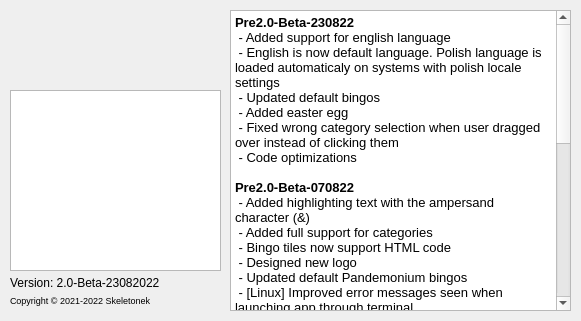
Above: Project/mainwindow.ui from Skeletonek/Bingomonium before the change. Below: the same form after it.
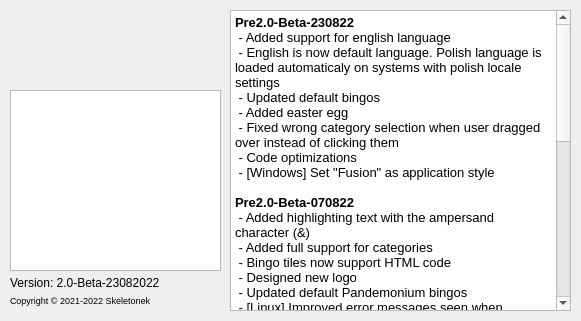
That is the form after the change. Icons and pictures are not drawn.

Commit message: Set Fusion as QTStyle for Windows

Patch:
```diff
--- a/Project/mainwindow.ui
+++ b/Project/mainwindow.ui
@@ -105,45 +105,47 @@
     </property>
     <property name="html">
      <string>&lt;!DOCTYPE HTML PUBLIC &quot;-//W3C//DTD HTML 4.0//EN&quot; &quot;http://www.w3.org/TR/REC-html40/strict.dtd&quot;&gt;
-&lt;html&gt;&lt;head&gt;&lt;meta name=&quot;qrichtext&quot; content=&quot;1&quot; /&gt;&lt;style type=&quot;text/css&quot;&gt;
+&lt;html&gt;&lt;head&gt;&lt;meta name=&quot;qrichtext&quot; content=&quot;1&quot; /&gt;&lt;meta charset=&quot;utf-8&quot; /&gt;&lt;style type=&quot;text/css&quot;&gt;
 p, li { white-space: pre-wrap; }
-&lt;/style&gt;&lt;/head&gt;&lt;body style=&quot; font-family:'Noto Sans'; font-size:10pt; font-weight:400; font-style:normal;&quot;&gt;
-&lt;p style=&quot; margin-top:0px; margin-bottom:0px; margin-left:0px; margin-right:0px; -qt-block-indent:0; text-indent:0px;&quot;&gt;&lt;span style=&quot; font-weight:600;&quot;&gt;Pre2.0-Beta-230822&lt;/span&gt;&lt;/p&gt;
-&lt;p style=&quot; margin-top:0px; margin-bottom:0px; margin-left:0px; margin-right:0px; -qt-block-indent:0; text-indent:0px;&quot;&gt; - Added support for english language&lt;/p&gt;
-&lt;p style=&quot; margin-top:0px; margin-bottom:0px; margin-left:0px; margin-right:0px; -qt-block-indent:0; text-indent:0px;&quot;&gt; - English is now default language. Polish language is loaded automaticaly on systems with polish locale settings&lt;/p&gt;
-&lt;p style=&quot; margin-top:0px; margin-bottom:0px; margin-left:0px; margin-right:0px; -qt-block-indent:0; text-indent:0px;&quot;&gt; - Updated default bingos&lt;/p&gt;
-&lt;p style=&quot; margin-top:0px; margin-bottom:0px; margin-left:0px; margin-right:0px; -qt-block-indent:0; text-indent:0px;&quot;&gt; - Added easter egg&lt;/p&gt;
-&lt;p style=&quot; margin-top:0px; margin-bottom:0px; margin-left:0px; margin-right:0px; -qt-block-indent:0; text-indent:0px;&quot;&gt; - Fixed wrong category selection when user dragged over instead of clicking them&lt;/p&gt;
-&lt;p style=&quot; margin-top:0px; margin-bottom:0px; margin-left:0px; margin-right:0px; -qt-block-indent:0; text-indent:0px;&quot;&gt; - Code optimizations&lt;/p&gt;
-&lt;p style=&quot;-qt-paragraph-type:empty; margin-top:0px; margin-bottom:0px; margin-left:0px; margin-right:0px; -qt-block-indent:0; text-indent:0px; font-weight:600;&quot;&gt;&lt;br /&gt;&lt;/p&gt;
-&lt;p style=&quot; margin-top:0px; margin-bottom:0px; margin-left:0px; margin-right:0px; -qt-block-indent:0; text-indent:0px;&quot;&gt;&lt;span style=&quot; font-weight:600;&quot;&gt;Pre2.0-Beta-070822&lt;/span&gt;&lt;/p&gt;
-&lt;p style=&quot; margin-top:0px; margin-bottom:0px; margin-left:0px; margin-right:0px; -qt-block-indent:0; text-indent:0px;&quot;&gt; - Added highlighting text with the ampersand character (&amp;amp;)&lt;/p&gt;
-&lt;p style=&quot; margin-top:0px; margin-bottom:0px; margin-left:0px; margin-right:0px; -qt-block-indent:0; text-indent:0px;&quot;&gt; - Added full support for categories&lt;/p&gt;
-&lt;p style=&quot; margin-top:0px; margin-bottom:0px; margin-left:0px; margin-right:0px; -qt-block-indent:0; text-indent:0px;&quot;&gt; - Bingo tiles now support HTML code&lt;/p&gt;
-&lt;p style=&quot; margin-top:0px; margin-bottom:0px; margin-left:0px; margin-right:0px; -qt-block-indent:0; text-indent:0px;&quot;&gt; - Designed new logo&lt;/p&gt;
-&lt;p style=&quot; margin-top:0px; margin-bottom:0px; margin-left:0px; margin-right:0px; -qt-block-indent:0; text-indent:0px;&quot;&gt; - Updated default Pandemonium bingos&lt;/p&gt;
-&lt;p style=&quot; margin-top:0px; margin-bottom:0px; margin-left:0px; margin-right:0px; -qt-block-indent:0; text-indent:0px;&quot;&gt; - [Linux] Improved error messages seen when launching app through terminal&lt;/p&gt;
-&lt;p style=&quot;-qt-paragraph-type:empty; margin-top:0px; margin-bottom:0px; margin-left:0px; margin-right:0px; -qt-block-indent:0; text-indent:0px; font-weight:600;&quot;&gt;&lt;br /&gt;&lt;/p&gt;
-&lt;p style=&quot; margin-top:0px; margin-bottom:0px; margin-left:0px; margin-right:0px; -qt-block-indent:0; text-indent:0px;&quot;&gt;&lt;span style=&quot; font-weight:600;&quot;&gt;Pre2.0-Alpha-160722&lt;/span&gt;&lt;/p&gt;
-&lt;p style=&quot; margin-top:0px; margin-bottom:0px; margin-left:0px; margin-right:0px; -qt-block-indent:0; text-indent:0px;&quot;&gt;- Application now shows friendly bingo file list instead of paths&lt;/p&gt;
-&lt;p style=&quot; margin-top:0px; margin-bottom:0px; margin-left:0px; margin-right:0px; -qt-block-indent:0; text-indent:0px;&quot;&gt;- Added sound effect after new bingo&lt;/p&gt;
-&lt;p style=&quot; margin-top:0px; margin-bottom:0px; margin-left:0px; margin-right:0px; -qt-block-indent:0; text-indent:0px;&quot;&gt;- Added auto bingo check&lt;/p&gt;
-&lt;p style=&quot; margin-top:0px; margin-bottom:0px; margin-left:0px; margin-right:0px; -qt-block-indent:0; text-indent:0px;&quot;&gt;- Added button to generate new bingo&lt;/p&gt;
-&lt;p style=&quot; margin-top:0px; margin-bottom:0px; margin-left:0px; margin-right:0px; -qt-block-indent:0; text-indent:0px;&quot;&gt;- All known categories are now displayed (They cannot be selected for now)&lt;/p&gt;
-&lt;p style=&quot; margin-top:0px; margin-bottom:0px; margin-left:0px; margin-right:0px; -qt-block-indent:0; text-indent:0px;&quot;&gt;- [Windows] Fixed wrong button colors&lt;/p&gt;
-&lt;p style=&quot; margin-top:0px; margin-bottom:0px; margin-left:0px; margin-right:0px; -qt-block-indent:0; text-indent:0px;&quot;&gt;- [Windows] Fixed exception when trying to open a bingo with non-standard characters in filename&lt;/p&gt;
-&lt;p style=&quot;-qt-paragraph-type:empty; margin-top:0px; margin-bottom:0px; margin-left:0px; margin-right:0px; -qt-block-indent:0; text-indent:0px; font-weight:600;&quot;&gt;&lt;br /&gt;&lt;/p&gt;
-&lt;p style=&quot; margin-top:0px; margin-bottom:0px; margin-left:0px; margin-right:0px; -qt-block-indent:0; text-indent:0px;&quot;&gt;&lt;span style=&quot; font-weight:600;&quot;&gt;Pre2.0-Alpha-080722&lt;/span&gt;&lt;/p&gt;
-&lt;p style=&quot; margin-top:0px; margin-bottom:0px; margin-left:0px; margin-right:0px; -qt-block-indent:0; text-indent:0px;&quot;&gt;- Fixed wrong reading other bingo files than form built-in CSGO&lt;/p&gt;
-&lt;p style=&quot; margin-top:0px; margin-bottom:0px; margin-left:0px; margin-right:0px; -qt-block-indent:0; text-indent:0px;&quot;&gt;- Fixed predictive RNG behaviour&lt;/p&gt;
-&lt;p style=&quot; margin-top:0px; margin-bottom:0px; margin-left:0px; margin-right:0px; -qt-block-indent:0; text-indent:0px;&quot;&gt;- Increased size of labels on QPushButtons&lt;/p&gt;
-&lt;p style=&quot; margin-top:0px; margin-bottom:0px; margin-left:0px; margin-right:0px; -qt-block-indent:0; text-indent:0px;&quot;&gt;- Added Rocket League Pandemonium Bingo&lt;/p&gt;
-&lt;p style=&quot;-qt-paragraph-type:empty; margin-top:0px; margin-bottom:0px; margin-left:0px; margin-right:0px; -qt-block-indent:0; text-indent:0px;&quot;&gt;&lt;br /&gt;&lt;/p&gt;
-&lt;p style=&quot; margin-top:0px; margin-bottom:0px; margin-left:0px; margin-right:0px; -qt-block-indent:0; text-indent:0px;&quot;&gt;&lt;span style=&quot; font-weight:600;&quot;&gt;Pre2.0-Alpha-060722&lt;/span&gt;&lt;/p&gt;
-&lt;p style=&quot; margin-top:0px; margin-bottom:0px; margin-left:0px; margin-right:0px; -qt-block-indent:0; text-indent:0px;&quot;&gt; - First version of Bingomonium&lt;/p&gt;
-&lt;p style=&quot; margin-top:0px; margin-bottom:0px; margin-left:0px; margin-right:0px; -qt-block-indent:0; text-indent:0px;&quot;&gt; - It's a rework of previous PandemoniumBingo app&lt;/p&gt;
-&lt;p style=&quot; margin-top:0px; margin-bottom:0px; margin-left:0px; margin-right:0px; -qt-block-indent:0; text-indent:0px;&quot;&gt; - It was rewrtten to Qt (C++) from WPF (C#)&lt;/p&gt;
-&lt;p style=&quot; margin-top:0px; margin-bottom:0px; margin-left:0px; margin-right:0px; -qt-block-indent:0; text-indent:0px;&quot;&gt; - Added CS:GO Pandemonium Bingo&lt;/p&gt;&lt;/body&gt;&lt;/html&gt;</string>
+hr { height: 1px; border-width: 0; }
+&lt;/style&gt;&lt;/head&gt;&lt;body style=&quot; font-family:'Segoe UI'; font-size:9pt; font-weight:400; font-style:normal;&quot;&gt;
+&lt;p style=&quot; margin-top:0px; margin-bottom:0px; margin-left:0px; margin-right:0px; -qt-block-indent:0; text-indent:0px;&quot;&gt;&lt;span style=&quot; font-family:'Noto Sans'; font-size:10pt; font-weight:600;&quot;&gt;Pre2.0-Beta-230822&lt;/span&gt;&lt;/p&gt;
+&lt;p style=&quot; margin-top:0px; margin-bottom:0px; margin-left:0px; margin-right:0px; -qt-block-indent:0; text-indent:0px;&quot;&gt;&lt;span style=&quot; font-family:'Noto Sans'; font-size:10pt;&quot;&gt; - Added support for english language&lt;/span&gt;&lt;/p&gt;
+&lt;p style=&quot; margin-top:0px; margin-bottom:0px; margin-left:0px; margin-right:0px; -qt-block-indent:0; text-indent:0px;&quot;&gt;&lt;span style=&quot; font-family:'Noto Sans'; font-size:10pt;&quot;&gt; - English is now default language. Polish language is loaded automaticaly on systems with polish locale settings&lt;/span&gt;&lt;/p&gt;
+&lt;p style=&quot; margin-top:0px; margin-bottom:0px; margin-left:0px; margin-right:0px; -qt-block-indent:0; text-indent:0px;&quot;&gt;&lt;span style=&quot; font-family:'Noto Sans'; font-size:10pt;&quot;&gt; - Updated default bingos&lt;/span&gt;&lt;/p&gt;
+&lt;p style=&quot; margin-top:0px; margin-bottom:0px; margin-left:0px; margin-right:0px; -qt-block-indent:0; text-indent:0px;&quot;&gt;&lt;span style=&quot; font-family:'Noto Sans'; font-size:10pt;&quot;&gt; - Added easter egg&lt;/span&gt;&lt;/p&gt;
+&lt;p style=&quot; margin-top:0px; margin-bottom:0px; margin-left:0px; margin-right:0px; -qt-block-indent:0; text-indent:0px;&quot;&gt;&lt;span style=&quot; font-family:'Noto Sans'; font-size:10pt;&quot;&gt; - Fixed wrong category selection when user dragged over instead of clicking them&lt;/span&gt;&lt;/p&gt;
+&lt;p style=&quot; margin-top:0px; margin-bottom:0px; margin-left:0px; margin-right:0px; -qt-block-indent:0; text-indent:0px;&quot;&gt;&lt;span style=&quot; font-family:'Noto Sans'; font-size:10pt;&quot;&gt; - Code optimizations&lt;/span&gt;&lt;/p&gt;
+&lt;p style=&quot; margin-top:0px; margin-bottom:0px; margin-left:0px; margin-right:0px; -qt-block-indent:0; text-indent:0px;&quot;&gt;&lt;span style=&quot; font-family:'Noto Sans'; font-size:10pt;&quot;&gt; - [Windows] Set &amp;quot;Fusion&amp;quot; as application style&lt;/span&gt;&lt;/p&gt;
+&lt;p style=&quot;-qt-paragraph-type:empty; margin-top:0px; margin-bottom:0px; margin-left:0px; margin-right:0px; -qt-block-indent:0; text-indent:0px; font-family:'Noto Sans'; font-size:10pt; font-weight:600;&quot;&gt;&lt;br /&gt;&lt;/p&gt;
+&lt;p style=&quot; margin-top:0px; margin-bottom:0px; margin-left:0px; margin-right:0px; -qt-block-indent:0; text-indent:0px;&quot;&gt;&lt;span style=&quot; font-family:'Noto Sans'; font-size:10pt; font-weight:600;&quot;&gt;Pre2.0-Beta-070822&lt;/span&gt;&lt;/p&gt;
+&lt;p style=&quot; margin-top:0px; margin-bottom:0px; margin-left:0px; margin-right:0px; -qt-block-indent:0; text-indent:0px;&quot;&gt;&lt;span style=&quot; font-family:'Noto Sans'; font-size:10pt;&quot;&gt; - Added highlighting text with the ampersand character (&amp;amp;)&lt;/span&gt;&lt;/p&gt;
+&lt;p style=&quot; margin-top:0px; margin-bottom:0px; margin-left:0px; margin-right:0px; -qt-block-indent:0; text-indent:0px;&quot;&gt;&lt;span style=&quot; font-family:'Noto Sans'; font-size:10pt;&quot;&gt; - Added full support for categories&lt;/span&gt;&lt;/p&gt;
+&lt;p style=&quot; margin-top:0px; margin-bottom:0px; margin-left:0px; margin-right:0px; -qt-block-indent:0; text-indent:0px;&quot;&gt;&lt;span style=&quot; font-family:'Noto Sans'; font-size:10pt;&quot;&gt; - Bingo tiles now support HTML code&lt;/span&gt;&lt;/p&gt;
+&lt;p style=&quot; margin-top:0px; margin-bottom:0px; margin-left:0px; margin-right:0px; -qt-block-indent:0; text-indent:0px;&quot;&gt;&lt;span style=&quot; font-family:'Noto Sans'; font-size:10pt;&quot;&gt; - Designed new logo&lt;/span&gt;&lt;/p&gt;
+&lt;p style=&quot; margin-top:0px; margin-bottom:0px; margin-left:0px; margin-right:0px; -qt-block-indent:0; text-indent:0px;&quot;&gt;&lt;span style=&quot; font-family:'Noto Sans'; font-size:10pt;&quot;&gt; - Updated default Pandemonium bingos&lt;/span&gt;&lt;/p&gt;
+&lt;p style=&quot; margin-top:0px; margin-bottom:0px; margin-left:0px; margin-right:0px; -qt-block-indent:0; text-indent:0px;&quot;&gt;&lt;span style=&quot; font-family:'Noto Sans'; font-size:10pt;&quot;&gt; - [Linux] Improved error messages seen when launching app through terminal&lt;/span&gt;&lt;/p&gt;
+&lt;p style=&quot;-qt-paragraph-type:empty; margin-top:0px; margin-bottom:0px; margin-left:0px; margin-right:0px; -qt-block-indent:0; text-indent:0px; font-family:'Noto Sans'; font-size:10pt; font-weight:600;&quot;&gt;&lt;br /&gt;&lt;/p&gt;
+&lt;p style=&quot; margin-top:0px; margin-bottom:0px; margin-left:0px; margin-right:0px; -qt-block-indent:0; text-indent:0px;&quot;&gt;&lt;span style=&quot; font-family:'Noto Sans'; font-size:10pt; font-weight:600;&quot;&gt;Pre2.0-Alpha-160722&lt;/span&gt;&lt;/p&gt;
+&lt;p style=&quot; margin-top:0px; margin-bottom:0px; margin-left:0px; margin-right:0px; -qt-block-indent:0; text-indent:0px;&quot;&gt;&lt;span style=&quot; font-family:'Noto Sans'; font-size:10pt;&quot;&gt;- Application now shows friendly bingo file list instead of paths&lt;/span&gt;&lt;/p&gt;
+&lt;p style=&quot; margin-top:0px; margin-bottom:0px; margin-left:0px; margin-right:0px; -qt-block-indent:0; text-indent:0px;&quot;&gt;&lt;span style=&quot; font-family:'Noto Sans'; font-size:10pt;&quot;&gt;- Added sound effect after new bingo&lt;/span&gt;&lt;/p&gt;
+&lt;p style=&quot; margin-top:0px; margin-bottom:0px; margin-left:0px; margin-right:0px; -qt-block-indent:0; text-indent:0px;&quot;&gt;&lt;span style=&quot; font-family:'Noto Sans'; font-size:10pt;&quot;&gt;- Added auto bingo check&lt;/span&gt;&lt;/p&gt;
+&lt;p style=&quot; margin-top:0px; margin-bottom:0px; margin-left:0px; margin-right:0px; -qt-block-indent:0; text-indent:0px;&quot;&gt;&lt;span style=&quot; font-family:'Noto Sans'; font-size:10pt;&quot;&gt;- Added button to generate new bingo&lt;/span&gt;&lt;/p&gt;
+&lt;p style=&quot; margin-top:0px; margin-bottom:0px; margin-left:0px; margin-right:0px; -qt-block-indent:0; text-indent:0px;&quot;&gt;&lt;span style=&quot; font-family:'Noto Sans'; font-size:10pt;&quot;&gt;- All known categories are now displayed (They cannot be selected for now)&lt;/span&gt;&lt;/p&gt;
+&lt;p style=&quot; margin-top:0px; margin-bottom:0px; margin-left:0px; margin-right:0px; -qt-block-indent:0; text-indent:0px;&quot;&gt;&lt;span style=&quot; font-family:'Noto Sans'; font-size:10pt;&quot;&gt;- [Windows] Fixed wrong button colors&lt;/span&gt;&lt;/p&gt;
+&lt;p style=&quot; margin-top:0px; margin-bottom:0px; margin-left:0px; margin-right:0px; -qt-block-indent:0; text-indent:0px;&quot;&gt;&lt;span style=&quot; font-family:'Noto Sans'; font-size:10pt;&quot;&gt;- [Windows] Fixed exception when trying to open a bingo with non-standard characters in filename&lt;/span&gt;&lt;/p&gt;
+&lt;p style=&quot;-qt-paragraph-type:empty; margin-top:0px; margin-bottom:0px; margin-left:0px; margin-right:0px; -qt-block-indent:0; text-indent:0px; font-family:'Noto Sans'; font-size:10pt; font-weight:600;&quot;&gt;&lt;br /&gt;&lt;/p&gt;
+&lt;p style=&quot; margin-top:0px; margin-bottom:0px; margin-left:0px; margin-right:0px; -qt-block-indent:0; text-indent:0px;&quot;&gt;&lt;span style=&quot; font-family:'Noto Sans'; font-size:10pt; font-weight:600;&quot;&gt;Pre2.0-Alpha-080722&lt;/span&gt;&lt;/p&gt;
+&lt;p style=&quot; margin-top:0px; margin-bottom:0px; margin-left:0px; margin-right:0px; -qt-block-indent:0; text-indent:0px;&quot;&gt;&lt;span style=&quot; font-family:'Noto Sans'; font-size:10pt;&quot;&gt;- Fixed wrong reading other bingo files than form built-in CSGO&lt;/span&gt;&lt;/p&gt;
+&lt;p style=&quot; margin-top:0px; margin-bottom:0px; margin-left:0px; margin-right:0px; -qt-block-indent:0; text-indent:0px;&quot;&gt;&lt;span style=&quot; font-family:'Noto Sans'; font-size:10pt;&quot;&gt;- Fixed predictive RNG behaviour&lt;/span&gt;&lt;/p&gt;
+&lt;p style=&quot; margin-top:0px; margin-bottom:0px; margin-left:0px; margin-right:0px; -qt-block-indent:0; text-indent:0px;&quot;&gt;&lt;span style=&quot; font-family:'Noto Sans'; font-size:10pt;&quot;&gt;- Increased size of labels on QPushButtons&lt;/span&gt;&lt;/p&gt;
+&lt;p style=&quot; margin-top:0px; margin-bottom:0px; margin-left:0px; margin-right:0px; -qt-block-indent:0; text-indent:0px;&quot;&gt;&lt;span style=&quot; font-family:'Noto Sans'; font-size:10pt;&quot;&gt;- Added Rocket League Pandemonium Bingo&lt;/span&gt;&lt;/p&gt;
+&lt;p style=&quot;-qt-paragraph-type:empty; margin-top:0px; margin-bottom:0px; margin-left:0px; margin-right:0px; -qt-block-indent:0; text-indent:0px; font-family:'Noto Sans'; font-size:10pt;&quot;&gt;&lt;br /&gt;&lt;/p&gt;
+&lt;p style=&quot; margin-top:0px; margin-bottom:0px; margin-left:0px; margin-right:0px; -qt-block-indent:0; text-indent:0px;&quot;&gt;&lt;span style=&quot; font-family:'Noto Sans'; font-size:10pt; font-weight:600;&quot;&gt;Pre2.0-Alpha-060722&lt;/span&gt;&lt;/p&gt;
+&lt;p style=&quot; margin-top:0px; margin-bottom:0px; margin-left:0px; margin-right:0px; -qt-block-indent:0; text-indent:0px;&quot;&gt;&lt;span style=&quot; font-family:'Noto Sans'; font-size:10pt;&quot;&gt; - First version of Bingomonium&lt;/span&gt;&lt;/p&gt;
+&lt;p style=&quot; margin-top:0px; margin-bottom:0px; margin-left:0px; margin-right:0px; -qt-block-indent:0; text-indent:0px;&quot;&gt;&lt;span style=&quot; font-family:'Noto Sans'; font-size:10pt;&quot;&gt; - It's a rework of previous PandemoniumBingo app&lt;/span&gt;&lt;/p&gt;
+&lt;p style=&quot; margin-top:0px; margin-bottom:0px; margin-left:0px; margin-right:0px; -qt-block-indent:0; text-indent:0px;&quot;&gt;&lt;span style=&quot; font-family:'Noto Sans'; font-size:10pt;&quot;&gt; - It was rewrtten to Qt (C++) from WPF (C#)&lt;/span&gt;&lt;/p&gt;
+&lt;p style=&quot; margin-top:0px; margin-bottom:0px; margin-left:0px; margin-right:0px; -qt-block-indent:0; text-indent:0px;&quot;&gt;&lt;span style=&quot; font-family:'Noto Sans'; font-size:10pt;&quot;&gt; - Added CS:GO Pandemonium Bingo&lt;/span&gt;&lt;/p&gt;&lt;/body&gt;&lt;/html&gt;</string>
     </property>
    </widget>
    <widget class="QLabel" name="label_iconLogo">
```
The commit also changes 3 other files.
